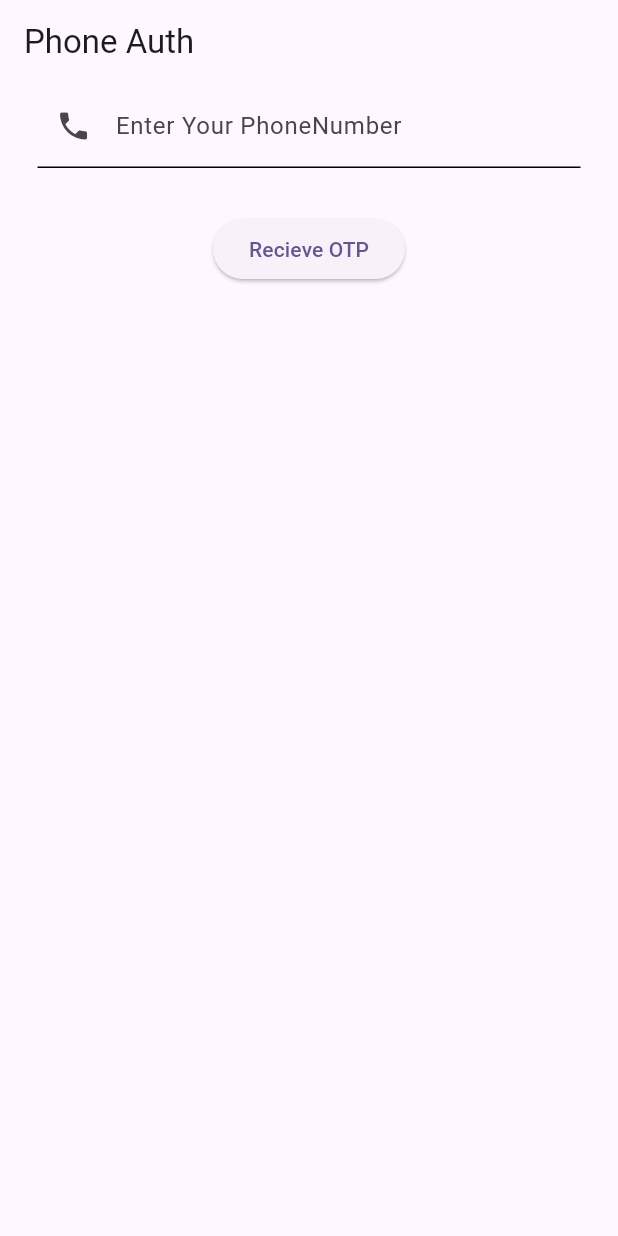
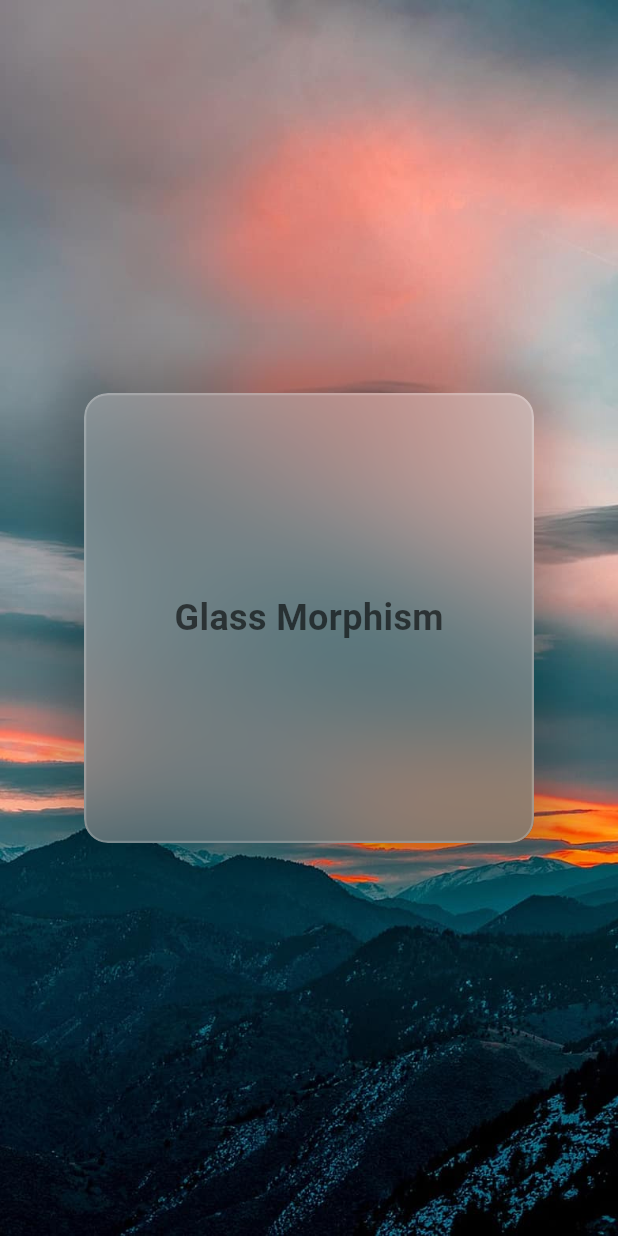
Before and after one commit to princymiracle/firebaseproject, a Flutter app: the screen it shows after launch, on a phone screen of 412 x 824 dp. Run offline on Flutter 3.47's test engine with Material 3 defaults, Android fonts, the phone set to English and light mode, and no system bars; our stand-ins replace firebase_auth, firebase_core, firebase_messaging, flutter_local_notifications, get, google_sign_in; accounts and stored records are empty.

Commit message:
init commit

```diff
--- a/lib/Authentication/Login.dart
+++ b/lib/Authentication/Login.dart
@@ -81,7 +81,6 @@
 //     );
 //   }
 // }
-//
 
 
 import 'package:firebase_auth/firebase_auth.dart';
--- /dev/null
+++ b/lib/UI.dart
@@ -0,0 +1,124 @@
+// import 'package:flutter/material.dart';
+// import 'dart:ui';
+//
+// import 'package:glassmorphism/glassmorphism.dart';
+//
+// class GlassmorphicSample extends StatefulWidget {
+//   @override
+//   State<GlassmorphicSample> createState() => GlassmorphicSampleState();
+// }
+//
+// class GlassmorphicSampleState extends State<GlassmorphicSample> {
+//   @override
+//   Widget build(BuildContext context) {
+//     return new Scaffold(
+//       body: Container(
+//         height: double.infinity,
+//         width: double.infinity,
+//         child: Stack(
+//           children: [
+//             Image.network(
+//               "https://github.com/RitickSaha/glassmophism/blob/master/example/assets/bg.png?raw=true",
+//               fit: BoxFit.cover,
+//               height: double.infinity,
+//               width: double.infinity,
+//               scale: 1,
+//             ),
+//             SafeArea(
+//               child: Center(
+//                 child: GlassmorphicContainer(
+//                     width: 350,
+//                     height: 750,
+//                     borderRadius: 20,
+//                     blur: 20,
+//                     alignment: Alignment.bottomCenter,
+//                     border: 2,
+//                     linearGradient: LinearGradient(
+//                         begin: Alignment.topLeft,
+//                         end: Alignment.bottomRight,
+//                         colors: [
+//                           Color(0xFFffffff).withOpacity(0.1),
+//                           Color(0xFFFFFFFF).withOpacity(0.05),
+//                         ],
+//                         stops: [
+//                           0.1,
+//                           1,
+//                         ]),
+//                     borderGradient: LinearGradient(
+//                       begin: Alignment.topLeft,
+//                       end: Alignment.bottomRight,
+//                       colors: [
+//                         Color(0xFFffffff).withOpacity(0.5),
+//                         Color((0xFFFFFFFF)).withOpacity(0.5),
+//                       ],
+//                     ),
+//                     child: null),
+//               ),
+//             ),
+//           ],
+//         ),
+//       ),
+//     );
+//   }
+// }
+
+
+
+import 'dart:ui';
+
+import 'package:flutter/material.dart';
+
+class GlassMorphism extends StatelessWidget {
+  @override
+  Widget build(BuildContext context) {
+    return Scaffold(
+      body: Container(
+        decoration: BoxDecoration(
+          image: DecorationImage(
+            image: AssetImage("assets/images/bg.png"),
+            fit: BoxFit.cover,
+          ),
+        ),
+        child: Center(
+          child: Container(
+            decoration: BoxDecoration(boxShadow: [
+              BoxShadow(
+                blurRadius: 24,
+                spreadRadius: 16,
+                color: Colors.black.withOpacity(0.2),
+              )
+            ]),
+            child: ClipRRect(
+              borderRadius: BorderRadius.circular(16.0),
+              child: BackdropFilter(
+                filter: ImageFilter.blur(
+                  sigmaX: 40.0,
+                  sigmaY: 40.0,
+                ),
+                child: Container(
+                  height: 300,
+                  width: 300,
+                  decoration: BoxDecoration(
+                      color: Colors.white.withOpacity(0.2),
+                      borderRadius: BorderRadius.circular(16.0),
+                      border: Border.all(
+                        width: 1.5,
+                        color: Colors.white.withOpacity(0.2),
+                      )),
+                  child: Center(
+                      child: Text(
+                        "Glass Morphism",
+                        style: TextStyle(
+                            fontSize: 24,
+                            fontWeight: FontWeight.bold,
+                            color: Colors.black.withOpacity(0.6)),
+                      )),
+                ),
+              ),
+            ),
+          ),
+        ),
+      ),
+    );
+  }
+}
--- a/lib/main.dart
+++ b/lib/main.dart
@@ -74,6 +74,7 @@ import 'package:firebase_messaging/firebase_messaging.dart';
 import 'package:firebaseproject/Authentication/Login.dart';
 import 'package:firebaseproject/Authentication/loginwithgoogle/loginwithgoogle.dart';
 import 'package:firebaseproject/Notifications/Notification_Servies.dart';
+import 'package:firebaseproject/UI.dart';
 import 'package:firebaseproject/firebase_options.dart';
 import 'package:flutter/material.dart';
 import 'package:get/get.dart';
@@ -127,7 +128,7 @@ class _MyAppState extends State<MyApp> {
         colorScheme: ColorScheme.fromSeed(seedColor: Colors.deepPurple),
         useMaterial3: true,
       ),
-      home:  PhoneHome(),
+      home:  GlassMorphism(),
     );
   }
 }
--- a/pubspec.yaml
+++ b/pubspec.yaml
@@ -48,6 +48,8 @@ dependencies:
   cloud_functions: ^4.6.0
   firebase_auth: ^4.17.5
   cloud_firestore: ^4.15.5
+  glassmorphism:
+ # glassmorphism_ui: ^0.3.0
 
 dev_dependencies:
   flutter_test:
@@ -72,7 +74,8 @@ flutter:
   uses-material-design: true
 
   # To add assets to your application, add an assets section, like this:
-  # assets:
+  assets:
+    - assets/images/
   #   - images/a_dot_burr.jpeg
   #   - images/a_dot_ham.jpeg
 
```
Also changed, not shown: lib/Authentication/otp.dart (+2 -83 lines), assets/images/background.png (added), assets/images/bg.png (added), pubspec.lock.
